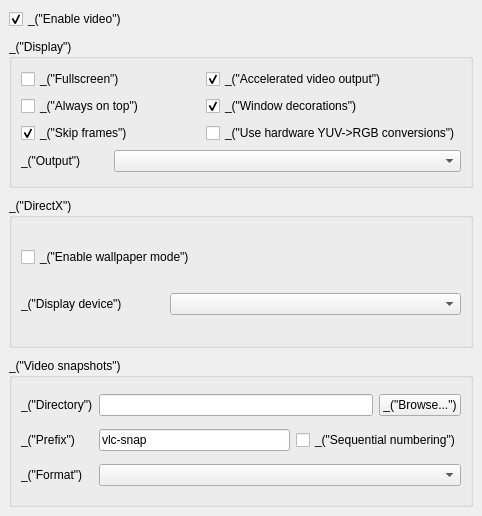
Qt form modules/gui/qt4/ui/sprefs_video.ui (omunroe-com/ubtvlc) before a commit.
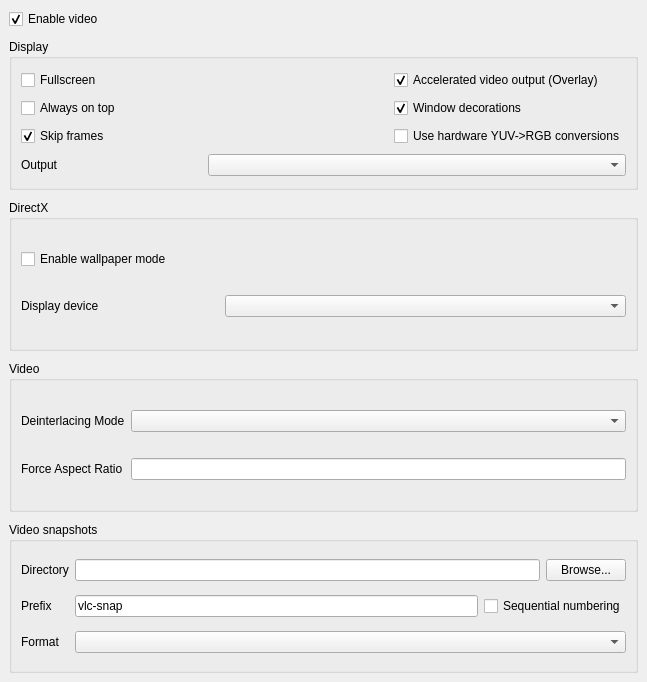
The same form after that commit.

The edit to the form file:
```diff
--- a/modules/gui/qt4/ui/sprefs_video.ui
+++ b/modules/gui/qt4/ui/sprefs_video.ui
@@ -6,8 +6,8 @@
    <rect>
     <x>0</x>
     <y>0</y>
-    <width>482</width>
-    <height>516</height>
+    <width>647</width>
+    <height>682</height>
    </rect>
   </property>
   <property name="windowTitle" >
@@ -23,7 +23,7 @@
    <item>
     <widget class="QCheckBox" name="enableVideo" >
      <property name="text" >
-      <string>_("Enable video")</string>
+      <string>Enable video</string>
      </property>
      <property name="checked" >
       <bool>true</bool>
@@ -33,7 +33,7 @@
    <item>
     <widget class="QGroupBox" name="displayBox" >
      <property name="title" >
-      <string>_("Display")</string>
+      <string>Display</string>
      </property>
      <layout class="QGridLayout" >
       <property name="margin" >
@@ -45,7 +45,7 @@
       <item row="1" column="2" >
        <widget class="QCheckBox" name="windowDecorations" >
         <property name="text" >
-         <string>_("Window decorations")</string>
+         <string>Window decorations</string>
         </property>
         <property name="checked" >
          <bool>true</bool>
@@ -55,14 +55,14 @@
       <item row="0" column="0" colspan="2" >
        <widget class="QCheckBox" name="fullscreen" >
         <property name="text" >
-         <string>_("Fullscreen")</string>
+         <string>Fullscreen</string>
         </property>
        </widget>
       </item>
       <item row="1" column="0" colspan="2" >
        <widget class="QCheckBox" name="alwaysOnTop" >
         <property name="text" >
-         <string>_("Always on top")</string>
+         <string>Always on top</string>
         </property>
        </widget>
       </item>
@@ -72,7 +72,7 @@
       <item row="3" column="0" >
        <widget class="QLabel" name="label_4" >
         <property name="text" >
-         <string>_("Output")</string>
+         <string>Output</string>
         </property>
         <property name="buddy" >
          <cstring>outputModule</cstring>
@@ -82,7 +82,7 @@
       <item row="0" column="2" >
        <widget class="QCheckBox" name="overlay" >
         <property name="text" >
-         <string>_("Accelerated video output")</string>
+         <string>Accelerated video output (Overlay)</string>
         </property>
         <property name="checked" >
          <bool>true</bool>
@@ -92,7 +92,7 @@
       <item row="2" column="0" colspan="2" >
        <widget class="QCheckBox" name="skipFrames" >
         <property name="text" >
-         <string>_("Skip frames")</string>
+         <string>Skip frames</string>
         </property>
         <property name="checked" >
          <bool>true</bool>
@@ -102,7 +102,7 @@
       <item row="2" column="2" >
        <widget class="QCheckBox" name="hwYUVBox" >
         <property name="text" >
-         <string>_("Use hardware YUV->RGB conversions")</string>
+         <string>Use hardware YUV->RGB conversions</string>
         </property>
        </widget>
       </item>
@@ -112,7 +112,7 @@
    <item>
     <widget class="QGroupBox" name="directXBox" >
      <property name="title" >
-      <string>_("DirectX")</string>
+      <string>DirectX</string>
      </property>
      <layout class="QGridLayout" >
       <property name="margin" >
@@ -127,7 +127,7 @@
       <item row="1" column="0" >
        <widget class="QLabel" name="label_5" >
         <property name="text" >
-         <string>_("Display device")</string>
+         <string>Display device</string>
         </property>
         <property name="buddy" >
          <cstring>dXdisplayDevice</cstring>
@@ -137,17 +137,46 @@
       <item row="0" column="0" colspan="2" >
        <widget class="QCheckBox" name="wallpaperMode" >
         <property name="text" >
-         <string>_("Enable wallpaper mode")</string>
+         <string>Enable wallpaper mode</string>
         </property>
        </widget>
       </item>
      </layout>
     </widget>
    </item>
+   <item>
+    <widget class="QGroupBox" name="groupBox_2" >
+     <property name="title" >
+      <string>Video</string>
+     </property>
+     <layout class="QGridLayout" name="gridLayout" >
+      <item row="0" column="1" >
+       <widget class="QComboBox" name="deinterlaceBox" />
+      </item>
+      <item row="0" column="0" >
+       <widget class="QLabel" name="deinterLabel" >
+        <property name="text" >
+         <string>Deinterlacing Mode</string>
+        </property>
+       </widget>
+      </item>
+      <item row="1" column="0" >
+       <widget class="QLabel" name="arLabel" >
+        <property name="text" >
+         <string>Force Aspect Ratio</string>
+        </property>
+       </widget>
+      </item>
+      <item row="1" column="1" >
+       <widget class="QLineEdit" name="arLine" />
+      </item>
+     </layout>
+    </widget>
+   </item>
    <item>
     <widget class="QGroupBox" name="groupBox" >
      <property name="title" >
-      <string>_("Video snapshots")</string>
+      <string>Video snapshots</string>
      </property>
      <layout class="QGridLayout" >
       <property name="margin" >
@@ -162,14 +191,14 @@
       <item row="0" column="3" >
        <widget class="QPushButton" name="snapshotsDirectoryBrowse" >
         <property name="text" >
-         <string>_("Browse...")</string>
+         <string>Browse...</string>
         </property>
        </widget>
       </item>
       <item row="0" column="0" >
        <widget class="QLabel" name="label" >
         <property name="text" >
-         <string>_("Directory")</string>
+         <string>Directory</string>
         </property>
         <property name="buddy" >
          <cstring>snapshotsDirectory</cstring>
@@ -179,7 +208,7 @@
       <item row="1" column="0" >
        <widget class="QLabel" name="label_2" >
         <property name="text" >
-         <string>_("Prefix")</string>
+         <string>Prefix</string>
         </property>
         <property name="buddy" >
          <cstring>snapshotsPrefix</cstring>
@@ -196,7 +225,7 @@
       <item row="2" column="0" >
        <widget class="QLabel" name="label_3" >
         <property name="text" >
-         <string>_("Format")</string>
+         <string>Format</string>
         </property>
         <property name="buddy" >
          <cstring>snapshotsFormat</cstring>
@@ -209,7 +238,7 @@
       <item row="1" column="2" colspan="2" >
        <widget class="QCheckBox" name="snapshotsSequentialNumbering" >
         <property name="text" >
-         <string>_("Sequential numbering")</string>
+         <string>Sequential numbering</string>
         </property>
        </widget>
       </item>
```
Left out of the diff: 10 changed lines with no effect on the pictures.
